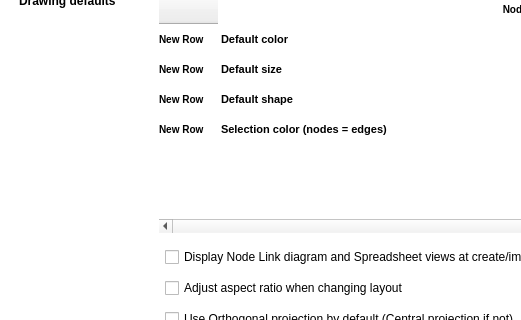
Before: the Qt Designer form plugins/perspective/GraphPerspective/designer/PreferencesDialog.ui in jalamao/tulip-1, drawn with Qt 5; both pictures show x 0 to 521 and y 197 to 517 of the 780 by 707 pixel window.
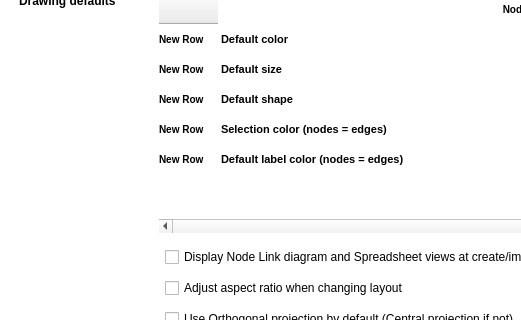
After: the same form once the commit is applied. Icons and pictures are not drawn.

Commit message: backport commit #10879 : add the possibility to modify the default label color in Tulip preferences dialog

```diff
--- a/plugins/perspective/GraphPerspective/designer/PreferencesDialog.ui
+++ b/plugins/perspective/GraphPerspective/designer/PreferencesDialog.ui
@@ -452,6 +452,11 @@
             <string>New Row</string>
            </property>
           </row>
+          <row>
+           <property name="text">
+            <string>New Row</string>
+           </property>
+          </row>
           <column>
            <property name="text">
             <string/>
@@ -515,6 +520,18 @@
             </font>
            </property>
           </item>
+          <item row="4" column="0">
+           <property name="text">
+            <string>Default label color (nodes = edges)</string>
+           </property>
+           <property name="font">
+            <font>
+             <pointsize>8</pointsize>
+             <weight>75</weight>
+             <bold>true</bold>
+            </font>
+           </property>
+          </item>
          </widget>
         </item>
        </layout>
```
Left out of the diff: 11 changed lines with no effect on the pictures. The commit also changes 1 other file.
